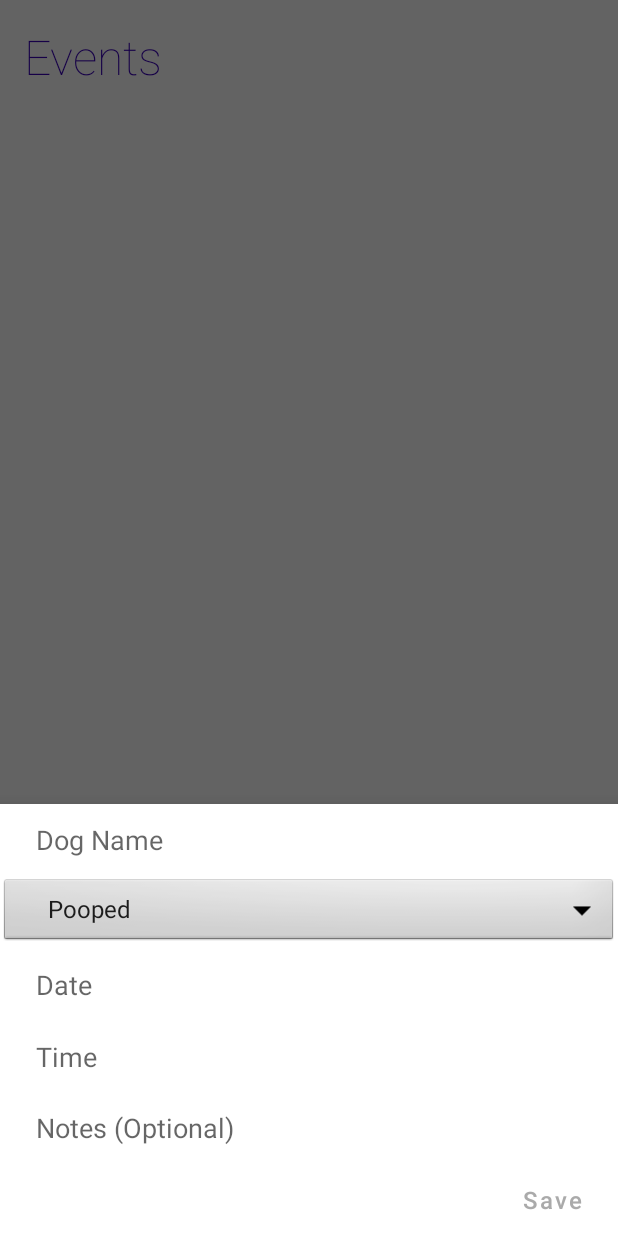
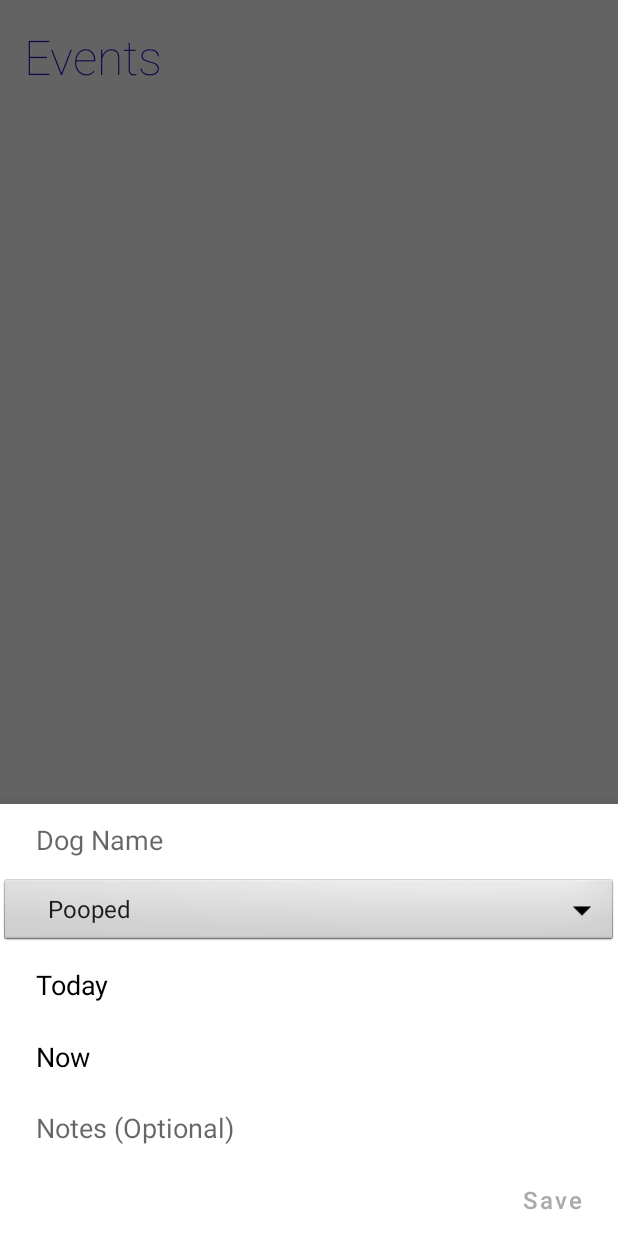
Before and after one commit to bclewi/dog-care-android, an Android app: the screen it shows after launch (MainActivity), after a tap on "Add New Event Floating Action Button", on a phone screen of 412 x 824 dp. Run offline under Robolectric (Android 15) with nearby library versions, the light colour scheme and no system bars.

Commit message:
Save dateTime to current time when save button is clicked without anything else being clicked Change hint color to black Reformat words in the ArrayList

```diff
--- a/app/src/main/java/com/example/dogcare/Dialog/NewEventDialog.java
+++ b/app/src/main/java/com/example/dogcare/Dialog/NewEventDialog.java
@@ -47,17 +47,15 @@ public class NewEventDialog extends BottomSheetDialogFragment implements Adapter
     private TextView
             eventDateTextView,
             eventTimeTextView;
-    private Calendar cal = Calendar.getInstance(Locale.US);
+   //private Calendar cal = Calendar.getInstance(Locale.US);
 
-    // TODO: move instantiations to "SaveButton".onClickListener()
     private int
-            eventYear = cal.get(Calendar.YEAR),
-            eventMonth = cal.get(Calendar.MONTH),
-            eventDay = cal.get(Calendar.DAY_OF_MONTH),
-            eventHour = cal.get(Calendar.HOUR_OF_DAY),
-            eventMinute = cal.get(Calendar.MINUTE);
-    private long eventDateTime = cal.getTimeInMillis();
-    // TODO: ends here
+    eventYear, eventMonth, eventDay, eventHour, eventMinute;
+
+
+private long eventDateTime;
+
+
 
     private Button eventSaveButton;
     private AtomicBoolean
@@ -70,6 +68,12 @@ public class NewEventDialog extends BottomSheetDialogFragment implements Adapter
 
 
 
+boolean isDatePicked = false;
+boolean isTimePicked = false;
+
+
+
+
 
 
 
@@ -77,6 +81,9 @@ public class NewEventDialog extends BottomSheetDialogFragment implements Adapter
     public void onCreate(@Nullable Bundle savedInstanceState) {
         super.onCreate(savedInstanceState);
         setStyle(STYLE_NORMAL, R.style.DialogStyle);
+
+
+
 
 
 
@@ -207,6 +214,7 @@ public class NewEventDialog extends BottomSheetDialogFragment implements Adapter
             int currYear = cal.get(Calendar.YEAR);
             int currMonth = cal.get(Calendar.MONTH); // DatePicker(currMonth) and Calender.MONTH are both 0 indexed
             int currDay = cal.get(Calendar.DAY_OF_MONTH);
+            //if below is empty only do above and give them right now
 
             DatePickerDialog datePickerDialog = new DatePickerDialog(
                     getContext(),
@@ -226,8 +234,9 @@ public class NewEventDialog extends BottomSheetDialogFragment implements Adapter
 
                         validateText(datePickedText, hasEventDate);
                         updateSaveButton();
+                        isDatePicked = true;
                     },
-                    // set datePickerDialog to initially show the current date selected
+                    // set datePickerDialog to initially show the date selected
                     currYear, currMonth, currDay);
             datePickerDialog.show();
 
@@ -254,6 +263,7 @@ public class NewEventDialog extends BottomSheetDialogFragment implements Adapter
 
                         validateText(timePickedText, hasEventTime);
                         updateSaveButton();
+                        isTimePicked = true;
                     },
                     currHour, currMinute, false);
             timePickerDialog.show();
@@ -261,6 +271,8 @@ public class NewEventDialog extends BottomSheetDialogFragment implements Adapter
         });
 
         final boolean hasNewUpdateFinal = hasNewUpdate;
+
+
 
 
         eventSaveButton.setOnClickListener(v -> {
@@ -271,8 +283,27 @@ public class NewEventDialog extends BottomSheetDialogFragment implements Adapter
             String eventNotesInput = eventNotes.getText().toString();
 
             Calendar cal = Calendar.getInstance(Locale.US);
+
+
+
+
+            if (isDatePicked == false) {
+                eventYear = cal.get(Calendar.YEAR);
+                eventMonth = cal.get(Calendar.MONTH);
+                eventDay = cal.get(Calendar.DAY_OF_MONTH);
+
+            }
+
+
+            if (isTimePicked == false) {
+                eventHour = cal.get(Calendar.HOUR_OF_DAY);
+                eventMinute = cal.get(Calendar.MINUTE);
+            }
+
+
             cal.set(eventYear, eventMonth, eventDay, eventHour, eventMinute);
             eventDateTime = cal.getTimeInMillis();
+
             if (hasNewUpdateFinal) { // if event update?
                 db.updateName(bundle.getInt("id"), dogNameInput);
                 db.updateType(bundle.getInt("id"), eventTypeInput);
@@ -285,6 +316,10 @@ public class NewEventDialog extends BottomSheetDialogFragment implements Adapter
                 event.setDateTime(eventDateTime);
                 event.setNotes(eventNotesInput);
                 db.insertEvent(event);
+
+
+
+
             }
             dismiss();
         });
--- a/app/src/main/java/com/example/dogcare/MainActivity.java
+++ b/app/src/main/java/com/example/dogcare/MainActivity.java
@@ -7,6 +7,7 @@ import androidx.recyclerview.widget.RecyclerView;
 
 import android.content.DialogInterface;
 import android.os.Bundle;
+import android.widget.TextView;
 
 import com.example.dogcare.Adapter.EventAdapter;
 import com.example.dogcare.Dialog.DialogCloseListener;
@@ -16,6 +17,9 @@ import com.example.dogcare.Utility.DatabaseHelper;
 import com.example.dogcare.Utility.RecyclerViewTouchHelper;
 import com.google.android.material.floatingactionbutton.FloatingActionButton;
 
+import java.text.DateFormat;
+import java.text.SimpleDateFormat;
+import java.util.Calendar;
 import java.util.Collections;
 import java.util.List;
 import java.util.Objects;
--- a/app/src/main/java/com/example/dogcare/Model/EventModel.java
+++ b/app/src/main/java/com/example/dogcare/Model/EventModel.java
@@ -109,13 +109,13 @@ public class EventModel {
         cal.setTimeInMillis(dateTime);
         Date date = cal.getTime();
         if (isToday(date)) {
-            return " today";
+            return " Today";
         }
         if (isWithinDaysPast(date, 1)) {
-            return " yesterday";
+            return " Yesterday";
         }
         if (isWithinDaysPast(date, 2)) {
-            return " two days ago";
+            return " Two Days Ago";
         }
         SimpleDateFormat sdf = new SimpleDateFormat("MM/dd/yyyy", Locale.US);
         return " on "+sdf.format(date);
--- a/app/src/main/res/layout/activity_main.xml
+++ b/app/src/main/res/layout/activity_main.xml
@@ -24,7 +24,8 @@
         android:layout_height="wrap_content"
         android:layout_below="@id/eventsText"
         app:layoutManager="androidx.recyclerview.widget.LinearLayoutManager"
-        android:nestedScrollingEnabled="true" />
+        android:nestedScrollingEnabled="true"
+        />
 
 
     <com.google.android.material.floatingactionbutton.FloatingActionButton
--- a/app/src/main/res/layout/dialog_event_new.xml
+++ b/app/src/main/res/layout/dialog_event_new.xml
@@ -36,6 +36,7 @@
         android:layout_below="@id/staticSpinner"
         android:background="@null"
         android:hint="@string/event_date_hint"
+        android:textColorHint="@color/black"
         android:paddingStart="@dimen/new_event_text_paddingStart"
         android:paddingEnd="@dimen/new_event_text_paddingStart"
         android:paddingTop="@dimen/new_event_text_paddingTop"
@@ -51,7 +52,9 @@
         android:layout_below="@id/eventDateTextView"
         android:background="@null"
         android:textAppearance="@style/TextAppearance.AppCompat.Medium"
-        android:hint="@string/event_time_hint" />
+        android:hint="@string/event_time_hint"
+        android:textColorHint="@color/black"
+        />
 
     <EditText
         android:id="@+id/eventNotesEditText"
--- a/app/src/main/res/values/strings.xml
+++ b/app/src/main/res/values/strings.xml
@@ -7,13 +7,13 @@
     <string name="save">Save</string>
     <string name="dog_name_hint">Dog Name</string>
     <string name="event_type_hint">Event</string>
-    <string name="event_date_hint">Date</string>
-    <string name="event_time_hint">Time</string>
+    <string name="event_date_hint">Today</string>
+    <string name="event_time_hint">Now</string>
     <string name="event_notes_hint">Notes (Optional)</string>\
     <string-array name="events_array">
         <item>Pooped</item>
         <item>Peed</item>
         <item>Walked</item>
-        <item>Fed</item>
+        <item>Ate</item>
     </string-array>
 </resources>
```
